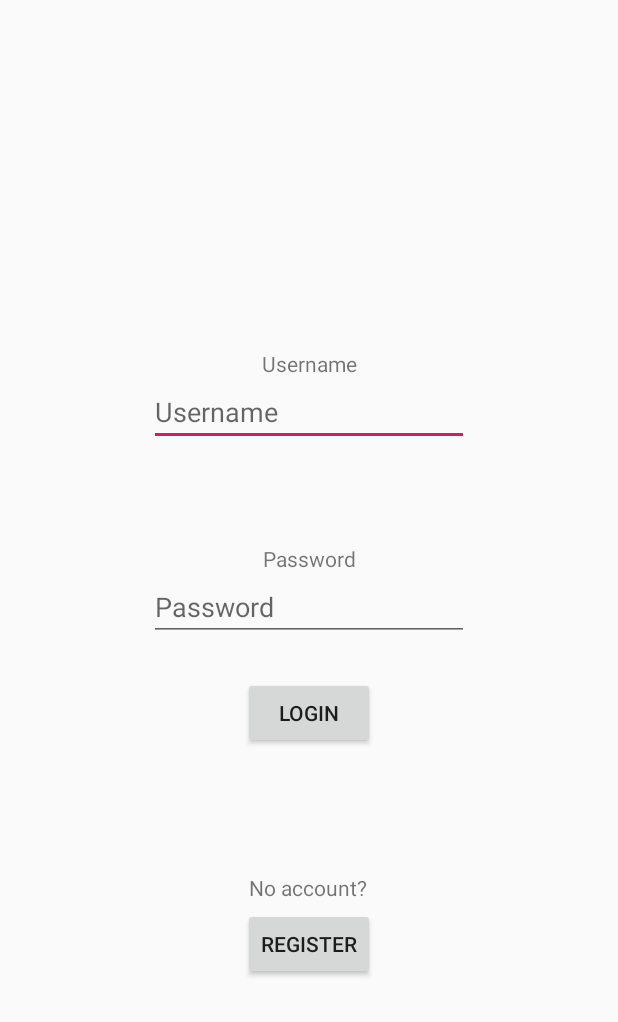
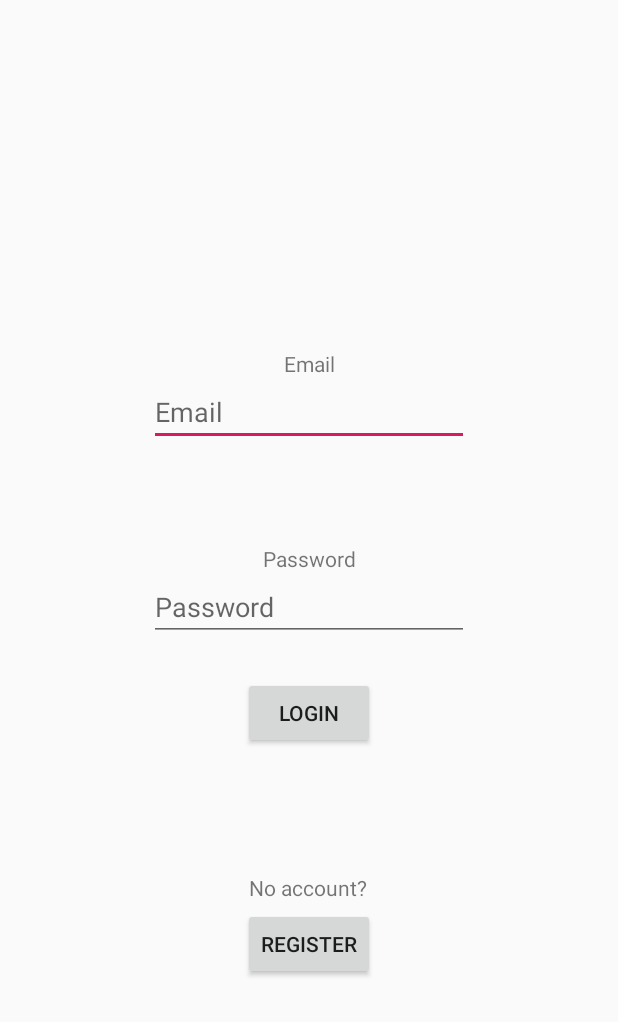
Before and after one commit to VectorXz/WirelessMatchingGame, an Android app: the screen it shows after launch (MainActivity), after a tap on "LOGIN", on a phone screen of 412 x 824 dp, the part 214-1236 px from its top. Run offline under Robolectric (Android 15) with nearby library versions, the phone set to English and light mode, and no system bars; our stand-ins replace Firebase (no records; nobody signed in at launch, a user with empty details on screens opened directly).

Commit message:
import firebase and applying email login auth

```diff
--- a/app/build.gradle
+++ b/app/build.gradle
@@ -1,4 +1,6 @@
 apply plugin: 'com.android.application'
+
+apply plugin: 'com.google.gms.google-services'
 
 apply plugin: 'kotlin-android'
 
@@ -29,6 +31,8 @@ dependencies {
     implementation 'androidx.appcompat:appcompat:1.1.0'
     implementation 'androidx.core:core-ktx:1.1.0'
     implementation 'androidx.constraintlayout:constraintlayout:1.1.3'
+    implementation 'com.google.firebase:firebase-analytics:17.2.2'
+    implementation 'com.google.firebase:firebase-auth:19.2.0'
     testImplementation 'junit:junit:4.12'
     androidTestImplementation 'androidx.test.ext:junit:1.1.0'
     androidTestImplementation 'androidx.test.espresso:espresso-core:3.1.1'
--- a/app/src/main/java/com/example/wirelessmatchinggame/MainActivity.kt
+++ b/app/src/main/java/com/example/wirelessmatchinggame/MainActivity.kt
@@ -6,13 +6,19 @@ import android.os.Bundle
 import android.view.View
 import android.widget.Button
 import android.widget.Toast
+import com.google.firebase.auth.FirebaseAuth
 import kotlinx.android.synthetic.main.activity_main.*
 
 class MainActivity : AppCompatActivity() {
 
+    private lateinit var auth: FirebaseAuth
+
     override fun onCreate(savedInstanceState: Bundle?) {
         super.onCreate(savedInstanceState)
         setContentView(R.layout.activity_main)
+
+        // Initialize Firebase Auth
+        auth = FirebaseAuth.getInstance()
 
         val regisBtn: Button = findViewById<Button>(R.id.regisBtn)
         val loginBtn: Button = findViewById<Button>(R.id.loginBtn)
@@ -22,9 +28,18 @@ class MainActivity : AppCompatActivity() {
         }
 
         loginBtn.setOnClickListener{
-            val username = usernameField.text.toString()
+            val email = emailField.text.toString()
             val password = passwordField.text.toString()
-            login(username, password)
+            login(email, password)
+        }
+    }
+
+    public override fun onStart() {
+        super.onStart()
+        // Check if user is signed in (non-null) and update UI accordingly.
+        val currentUser = auth.currentUser
+        if(currentUser != null) {
+            //TODO Switch to game page
         }
     }
 
@@ -33,19 +48,35 @@ class MainActivity : AppCompatActivity() {
         startActivity(regisIntent)
     }
 
-    fun login(username: String, password: String) {
+    fun login(email: String, password: String) {
 
-        if(username.length <= 0 || password.length <= 0) {
+        if(email.length <= 0 || password.length <= 0) {
             var errorMsg = "Please input";
-            if (username.length <= 0) {
-                errorMsg = errorMsg + " Username"
+            if (email.length <= 0) {
+                errorMsg = errorMsg + " email"
             }
             if (password.length <= 0) {
                 errorMsg = errorMsg + " Password"
             }
             Toast.makeText(this, errorMsg, Toast.LENGTH_SHORT).show()
         } else {
-            Toast.makeText(this, "Login successful!", Toast.LENGTH_SHORT).show()
+            // [START sign_in_with_email]
+            auth.signInWithEmailAndPassword(email, password)
+                .addOnCompleteListener(this) { task ->
+                    if (task.isSuccessful) {
+                        //TODO Login success -> Redirect to game page
+                    } else {
+                        // If sign in fails, display a message to the user.
+                        Toast.makeText(this, "Authentication failed!", Toast.LENGTH_SHORT).show()
+                    }
+
+                    // [START_EXCLUDE]
+                    if (!task.isSuccessful) {
+                        Toast.makeText(this, "System error, please contact admin.", Toast.LENGTH_SHORT).show()
+                    }
+                    // [END_EXCLUDE]
+                }
+            // [END sign_in_with_email]
         }
     }
 }
--- a/app/src/main/res/layout/activity_main.xml
+++ b/app/src/main/res/layout/activity_main.xml
@@ -9,13 +9,13 @@
     tools:layout_editor_absoluteY="-65dp">
 
     <EditText
-        android:id="@+id/usernameField"
+        android:id="@+id/emailField"
         android:layout_width="wrap_content"
         android:layout_height="wrap_content"
         android:layout_marginBottom="65dp"
         android:autofillHints=""
         android:ems="10"
-        android:hint="@string/usernameTxt"
+        android:hint="@string/emailTxt"
         android:inputType="textPersonName"
         app:layout_constraintBottom_toTopOf="@+id/textView2"
         app:layout_constraintEnd_toEndOf="parent"
@@ -37,11 +37,11 @@
         android:id="@+id/textView"
         android:layout_width="wrap_content"
         android:layout_height="wrap_content"
-        android:text="@string/usernameTxt"
-        app:layout_constraintBottom_toTopOf="@+id/usernameField"
-        app:layout_constraintEnd_toEndOf="@id/usernameField"
-        app:layout_constraintStart_toStartOf="@id/usernameField"
-        tools:text="@string/usernameTxt" />
+        android:text="@string/emailTxt"
+        app:layout_constraintBottom_toTopOf="@+id/emailField"
+        app:layout_constraintEnd_toEndOf="@id/emailField"
+        app:layout_constraintStart_toStartOf="@id/emailField"
+        tools:text="@string/emailTxt" />
 
     <TextView
         android:id="@+id/textView2"
--- a/app/src/main/res/values/strings.xml
+++ b/app/src/main/res/values/strings.xml
@@ -1,6 +1,6 @@
 <resources>
     <string name="app_name">WirelessMatchingGame</string>
-    <string name="usernameTxt">Username</string>
+    <string name="emailTxt">Email</string>
     <string name="passwordTxt">Password</string>
     <string name="loginTxt">Login</string>
     <string name="registerTxt">Register</string>
--- a/build.gradle
+++ b/build.gradle
@@ -8,8 +8,9 @@ buildscript {
 
     }
     dependencies {
-        classpath 'com.android.tools.build:gradle:3.5.3'
+        classpath 'com.android.tools.build:gradle:3.6.1'
         classpath "org.jetbrains.kotlin:kotlin-gradle-plugin:$kotlin_version"
+        classpath 'com.google.gms:google-services:4.3.3'
         // NOTE: Do not place your application dependencies here; they belong
         // in the individual module build.gradle files
     }
```
Also changed, not shown: gradle/wrapper/gradle-wrapper.properties, 1 other file.
